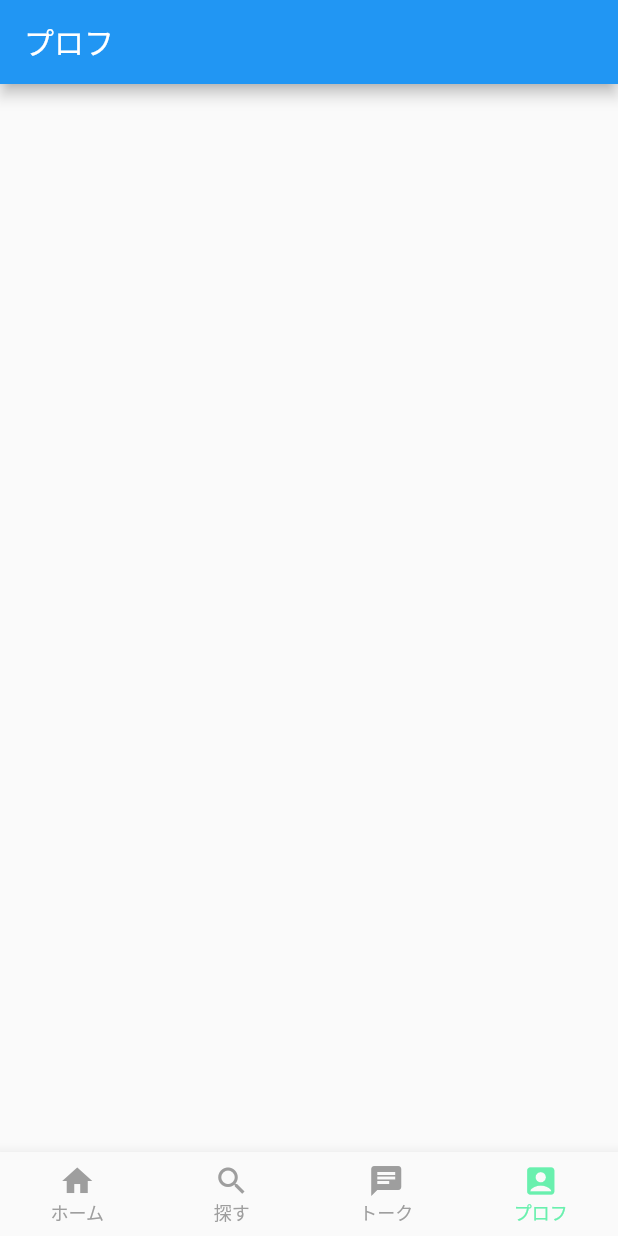
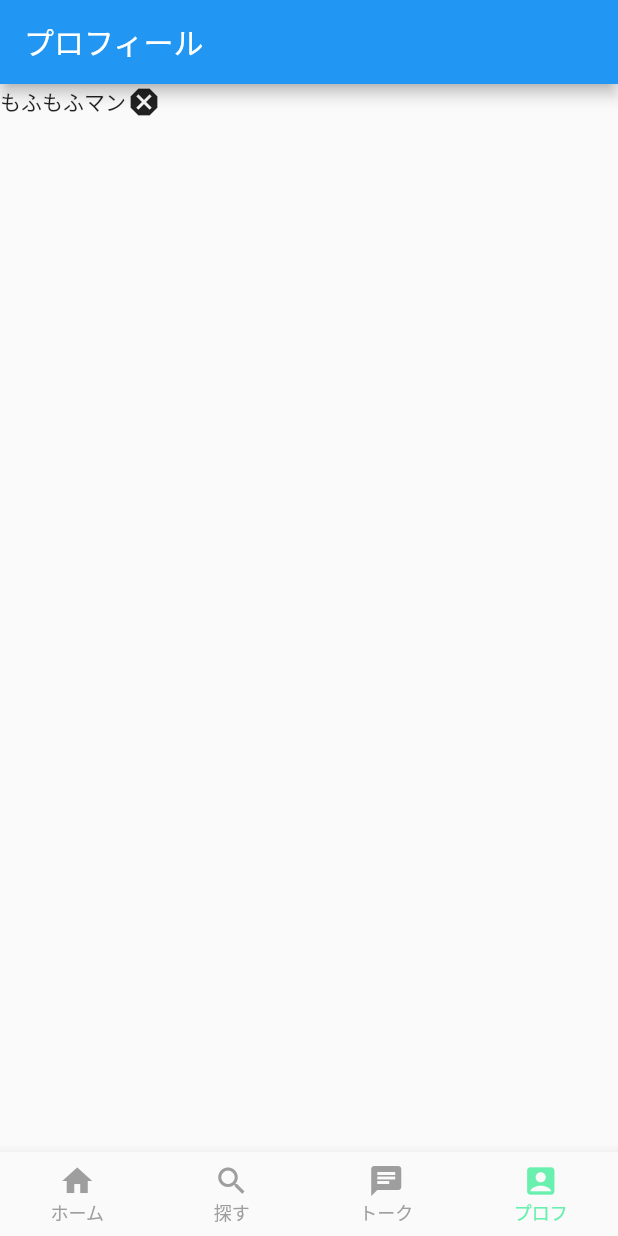
Before and after one commit to tttuuu1234/chat_sample, a Flutter app: the screen it shows after launch, item 4 of the bottom bar chosen, on a phone screen of 412 x 824 dp. Run offline on Flutter 3.47's test engine with Material 2 defaults, Android fonts, the phone set to English and light mode, and no system bars; our stand-ins replace flutter_riverpod.

Commit message:
BasePageの改良

```diff
--- /dev/null
+++ b/lib/ui/enum/bottom_nav_bar_item.dart
@@ -0,0 +1,38 @@
+import 'package:chat_sample/ui/pages/home.dart';
+import 'package:chat_sample/ui/pages/profile.dart';
+import 'package:chat_sample/ui/pages/talk_list.dart';
+import 'package:chat_sample/ui/pages/user_search.dart';
+import 'package:flutter/material.dart';
+
+enum BottomNavBarItem {
+  home(
+    label: 'ホーム',
+    iconData: Icons.home,
+    body: HomePage(),
+  ),
+  userSearch(
+    label: '探す',
+    iconData: Icons.search,
+    body: UserSearchPage(),
+  ),
+  talkList(
+    label: 'トーク',
+    iconData: Icons.chat,
+    body: TalkListPage(),
+  ),
+  profile(
+    label: 'プロフ',
+    iconData: Icons.account_box,
+    body: ProfilePage(),
+  );
+
+  const BottomNavBarItem({
+    required this.label,
+    required this.iconData,
+    required this.body,
+  });
+
+  final String label;
+  final IconData iconData;
+  final Widget body;
+}
--- a/lib/ui/pages/base.dart
+++ b/lib/ui/pages/base.dart
@@ -1,8 +1,5 @@
+import 'package:chat_sample/ui/enum/bottom_nav_bar_item.dart';
 import 'package:chat_sample/ui/notifier/bottom_nav_bar.dart';
-import 'package:chat_sample/ui/pages/home.dart';
-import 'package:chat_sample/ui/pages/profile.dart';
-import 'package:chat_sample/ui/pages/talk_list.dart';
-import 'package:chat_sample/ui/pages/user_search.dart';
 import 'package:flutter/material.dart';
 import 'package:flutter_riverpod/flutter_riverpod.dart';
 
@@ -11,54 +8,57 @@ class BasePage extends ConsumerWidget {
 
   @override
   Widget build(BuildContext context, WidgetRef ref) {
-    final pagesList = [
-      {'title': 'ホーム', 'body': const HomePage()},
-      {'title': '探す', 'body': const UserSearchPage()},
-      {'title': 'トーク', 'body': const TalkListPage()},
-      {'title': 'プロフ', 'body': const ProfilePage()},
-    ];
     final state = ref.watch(bottomNavBarProvider);
     final notifier = ref.watch(bottomNavBarProvider.notifier);
+    final navigatoryKeys = {
+      BottomNavBarItem.home: GlobalKey<NavigatorState>(),
+      BottomNavBarItem.userSearch: GlobalKey<NavigatorState>(),
+      BottomNavBarItem.talkList: GlobalKey<NavigatorState>(),
+      BottomNavBarItem.profile: GlobalKey<NavigatorState>(),
+    };
 
     return Scaffold(
-      appBar: AppBar(
-        title: Text(
-          pagesList[state]['title'].toString(),
-        ),
+      body: Stack(
+        children: BottomNavBarItem.values.map((item) {
+          return Offstage(
+            offstage: item.index != state,
+            child: Navigator(
+              key: navigatoryKeys[item],
+              onGenerateRoute: (settings) {
+                return MaterialPageRoute(
+                  builder: (context) {
+                    return item.body;
+                  },
+                );
+              },
+            ),
+          );
+        }).toList(),
       ),
-      body: pagesList[state]['body'] as Widget,
       bottomNavigationBar: BottomNavigationBar(
         currentIndex: state,
-        onTap: (value) {
-          notifier.setCurrentIndex(value);
+        onTap: (index) {
+          final currentBottomNavBarItem = BottomNavBarItem.values[index];
+          if (state == currentBottomNavBarItem.index) {
+            navigatoryKeys[currentBottomNavBarItem]
+                ?.currentState
+                ?.popUntil((route) => route.isFirst);
+            return;
+          }
+
+          notifier.setCurrentIndex(index);
         },
         type: BottomNavigationBarType.fixed,
         selectedFontSize: 12,
         unselectedFontSize: 12,
         selectedItemColor: Colors.greenAccent,
         unselectedItemColor: Colors.grey,
-        items: const [
-          BottomNavigationBarItem(
-            icon: Icon(Icons.home),
-            activeIcon: Icon(Icons.home),
-            label: 'ホーム',
-          ),
-          BottomNavigationBarItem(
-            icon: Icon(Icons.search),
-            activeIcon: Icon(Icons.search),
-            label: '探す',
-          ),
-          BottomNavigationBarItem(
-            icon: Icon(Icons.chat),
-            activeIcon: Icon(Icons.chat),
-            label: 'トーク',
-          ),
-          BottomNavigationBarItem(
-            icon: Icon(Icons.account_box),
-            activeIcon: Icon(Icons.account_box),
-            label: 'プロフ',
-          ),
-        ],
+        items: BottomNavBarItem.values.map((e) {
+          return BottomNavigationBarItem(
+            icon: Icon(e.iconData),
+            label: e.label,
+          );
+        }).toList(),
       ),
     );
   }
--- a/lib/ui/pages/profile.dart
+++ b/lib/ui/pages/profile.dart
@@ -1,5 +1,3 @@
-
-
 import '../../importer.dart';
 
 class ProfilePage extends ConsumerWidget {
@@ -7,6 +5,22 @@ class ProfilePage extends ConsumerWidget {
 
   @override
   Widget build(BuildContext context, WidgetRef ref) {
-    return Container();
+    return Scaffold(
+      appBar: AppBar(
+        title: const Text('プロフィール'),
+      ),
+      body: SingleChildScrollView(
+        child: Column(
+          children: [
+            Row(
+              children: [
+                Text('もふもふマン'),
+                Icon(Icons.dangerous),
+              ],
+            ),
+          ],
+        ),
+      ),
+    );
   }
 }
```
Also changed, not shown: 1 other file.
